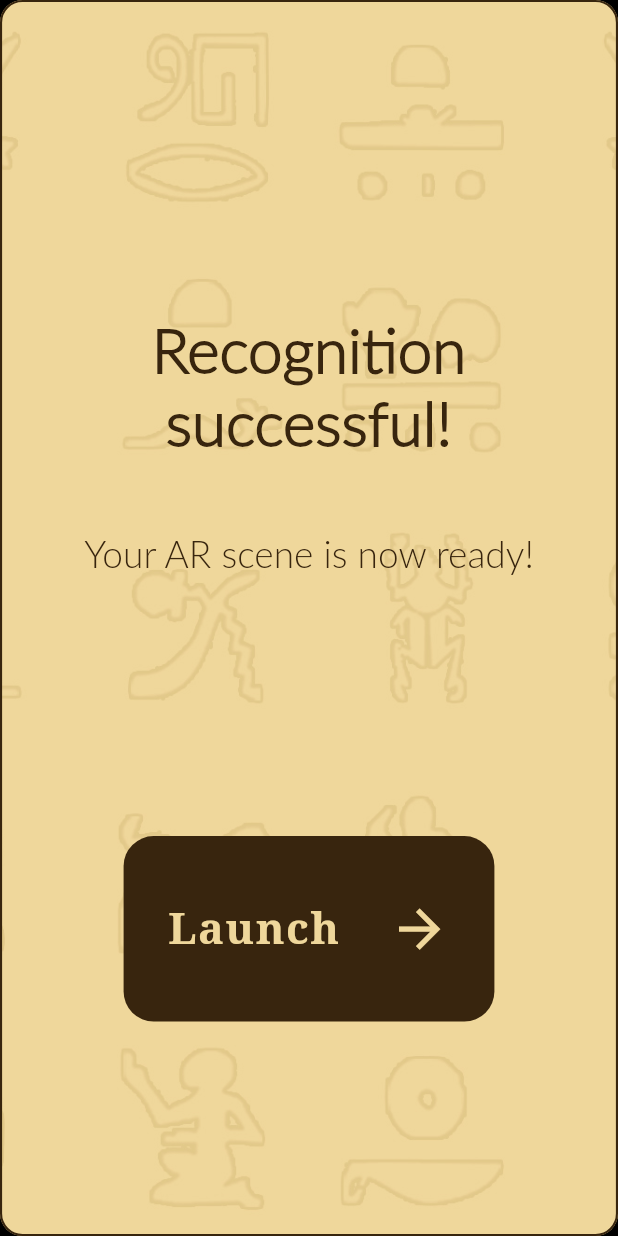
After one commit to Youssef-Tarek-Tewfik/Egypt-Gate-Frontend, a Flutter app: the RecognizedScreen screen opened directly, on a phone screen of 412 x 824 dp. The commit adds this screen. Run offline on Flutter 3.47's test engine with Material 2 defaults, Android fonts, the phone set to English and light mode, and no system bars; our stand-ins replace camera, connectivity, flutter_spinkit, image_picker; missing offline and left inert: flutter_unity; project files that could hold a hidden picture were left out.

Commit message:
added Recognized Screen

```diff
--- a/lib/main.dart
+++ b/lib/main.dart
@@ -32,6 +32,7 @@ class MyApp extends StatelessWidget {
   @override
   Widget build(BuildContext context) {
     return MaterialApp(
+      debugShowCheckedModeBanner: false,
       title: 'Egypt Gate',
       theme: customThemeData(),
       home: HomeScreen(camera, connected),
--- /dev/null
+++ b/lib/screens/recognized_screen.dart
@@ -0,0 +1,108 @@
+import 'package:egypt_gate/common/theme.dart';
+import 'package:flutter/material.dart';
+
+class RecognizedScreen extends StatefulWidget {
+
+  final Function onClick;
+
+  const RecognizedScreen ({Key key, this.onClick}) : super(key: key);
+
+  @override
+  _RecognizedScreenState createState() => _RecognizedScreenState();
+}
+
+class _RecognizedScreenState extends State<RecognizedScreen> {
+  @override
+  Widget build(BuildContext context) {
+
+    final double w = MediaQuery.of(context).size.width;
+    final double h = MediaQuery.of(context).size.height;
+
+    return Scaffold(
+      backgroundColor: Colors.black,
+      body: Container(
+        width: w,
+        decoration: BoxDecoration(
+          border: Border.all(color: CustomColors.third, width: 1.4),
+          borderRadius: BorderRadius.circular(15.0),
+          image: DecorationImage(
+            image: AssetImage("assets/images/pattern6.jpg"),
+            fit: BoxFit.cover),
+        ),
+        child: Column(
+          // crossAxisAlignment: CrossAxisAlignment.end,
+          children: [
+            SizedBox(height: h * 0.25),
+            Center(
+              child: Text(
+                "Recognition successful!",
+                textAlign: TextAlign.center,
+                style: TextStyle(
+                  color: CustomColors.third,
+                  fontFamily: "Lato Light",
+                  fontWeight: FontWeight.w900,
+                  fontSize: w * 0.1,
+                ),
+              ),
+            ),
+            SizedBox(height: h * 0.05),
+            Center(
+              child: Padding(
+                padding: const EdgeInsets.all(8.0),
+                child: Text(
+                  "Your AR scene is now ready!",
+                  textAlign: TextAlign.center,
+                  style: TextStyle(
+                    color: CustomColors.third,
+                    fontFamily: "Lato Light",
+                    fontWeight: FontWeight.w500,
+                    fontSize: w * 0.06,
+                  ),
+                ),
+              ),
+            ),
+            SizedBox(height: h * 0.2),
+            Container(
+              // margin: const EdgeInsets.only(right: 10),
+              width: 0.6 * w,
+              height: 0.15 * h,
+              child: ElevatedButton(
+                onPressed: widget.onClick,
+                style: ButtonStyle(
+                  backgroundColor: MaterialStateProperty.all(CustomColors.third),
+                  shape: MaterialStateProperty.all(
+                    RoundedRectangleBorder(
+                      borderRadius: BorderRadius.circular(20),
+                    )
+                  )
+                ),
+                child: Row(
+                  mainAxisAlignment: MainAxisAlignment.spaceEvenly,
+                  children: [
+                    Text(
+                      "Launch",
+                      style: TextStyle(
+                        color: CustomColors.primary,
+                        fontFamily: "serif",
+                        fontWeight: FontWeight.w700,
+                        fontSize: w * 0.07,
+                        letterSpacing: 1
+                      ),
+                    ),
+                    SizedBox(width: w * 0.015),
+                    Icon(
+                      Icons.arrow_forward,
+                      // Icons.arrow_back_ios,
+                      size: w * 0.1,
+                      color: CustomColors.primary,
+                    ),
+                  ],
+                ),
+              ),
+            )
+          ],
+        ),
+      ),
+    );
+  }
+}
```
Also changed, not shown: lib/screens/scanning_screen.dart (+7 -42 lines).
